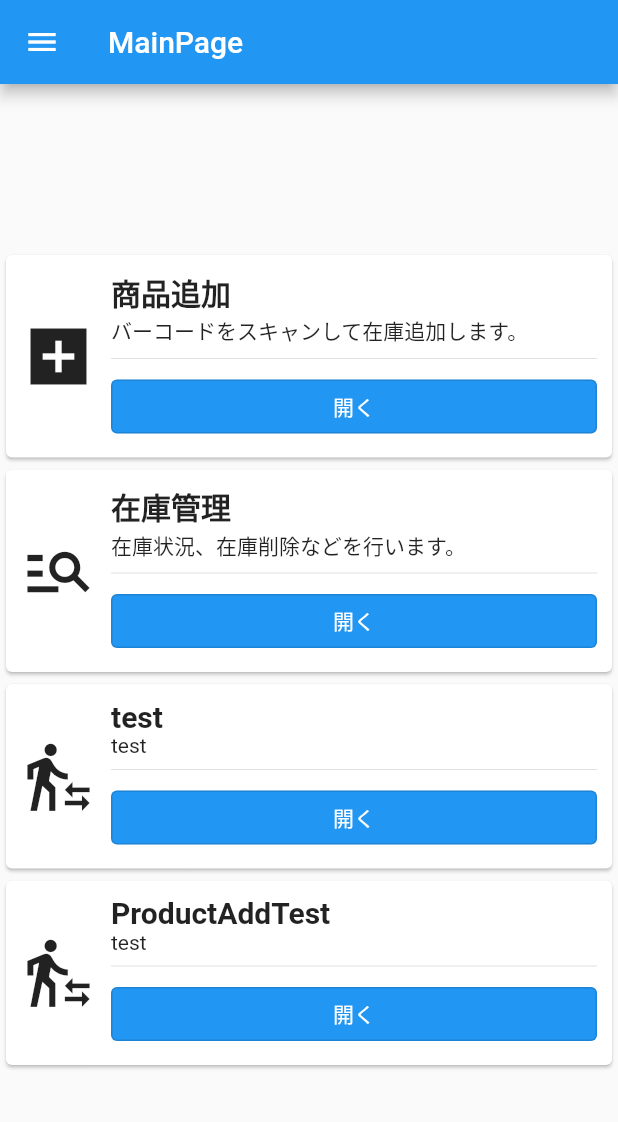
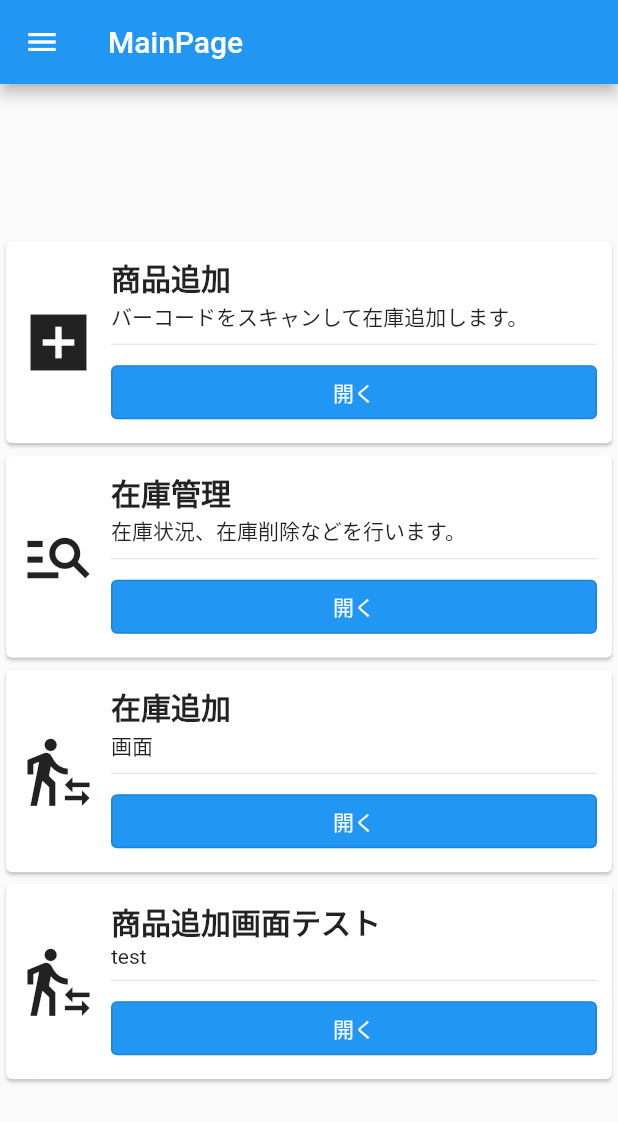
Before and after one commit to KUNKUN2121/productadd, a Flutter app: the screen it shows after launch, on a phone screen of 412 x 824 dp. Shown: the top 1122 px of the screen. Run offline on Flutter 3.47's test engine with Material 2 defaults, Android fonts, the phone set to English and light mode, and no system bars; our stand-ins replace camera, image_picker, sliding_up_panel; missing offline and left inert: flutter_barcode_scanner.

```diff
--- a/lib/src/pages/mainpage.dart
+++ b/lib/src/pages/mainpage.dart
@@ -42,8 +42,8 @@ class _MainPageState extends State<MainPage> {
               },
             ),
             getCard(
-              title: "test",
-              description: "test",
+              title: "在庫追加",
+              description: "画面",
               icon: Icons.transfer_within_a_station_outlined,
               key: const Key("test-1"),
               onPressed: () {
@@ -51,7 +51,7 @@ class _MainPageState extends State<MainPage> {
               },
             ),
             getCard(
-              title: "ProductAddTest",
+              title: "商品追加画面テスト",
               description: "test",
               icon: Icons.transfer_within_a_station_outlined,
               key: const Key("test-2"),
```
Also changed, not shown: lib/src/api/AllProduct.dart (added, +35 -0 lines), lib/src/pages/RegisterPage.dart (+42 -8 lines), lib/src/pages/mgtpage.dart (+9 -1 lines).
